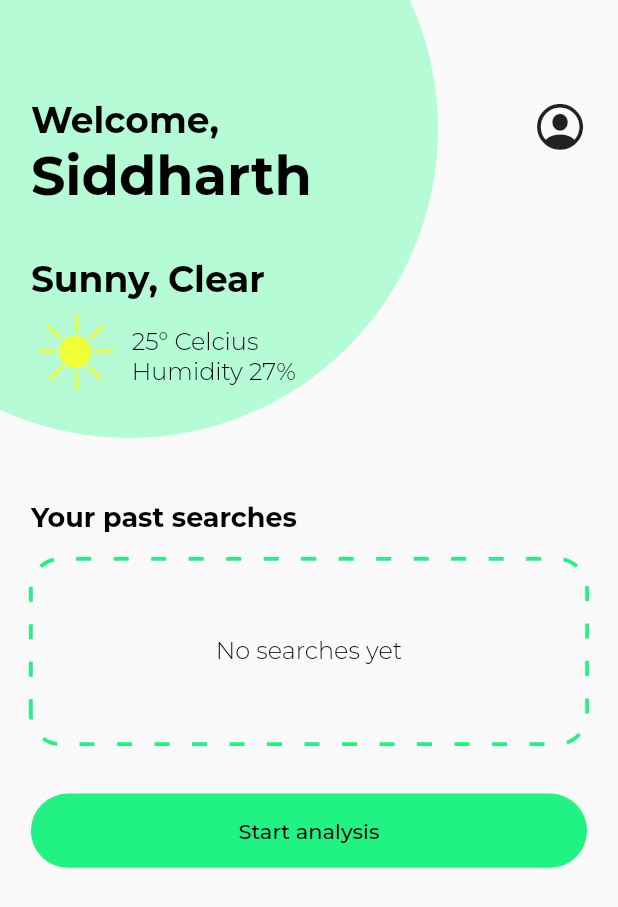
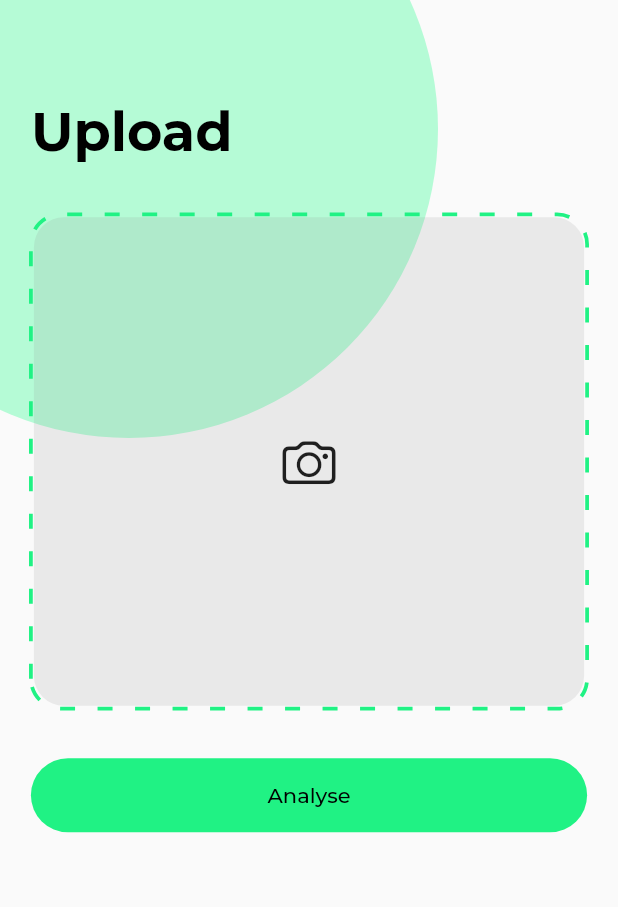
Before and after one commit to s1dd54rt5/chlorophyll, a Flutter app: the Dashboard widget shown alone on an empty page, opened directly, after a tap on "Start analysis", on a phone screen of 412 x 824 dp. Shown: the top 907 px of the screen. Run offline on Flutter 3.47's test engine with Material 2 defaults, Android fonts, the light colour scheme and no system bars; our stand-ins replace dotted_decoration, flutter_svg, get, google_fonts; project files that could hold a hidden picture were left out.

Commit message:
upload screen done

```diff
--- a/chlorophyll/lib/screens/dashboard.dart
+++ b/chlorophyll/lib/screens/dashboard.dart
@@ -2,6 +2,7 @@ import 'package:chlorophyll/constants/svgConst.dart';
 import 'package:chlorophyll/constants/theme.dart';
 import 'package:chlorophyll/helpers/size.dart';
 import 'package:chlorophyll/screens/profile.dart';
+import 'package:chlorophyll/screens/upload.dart';
 import 'package:chlorophyll/widgets/button.dart';
 import 'package:dotted_decoration/dotted_decoration.dart';
 import 'package:flutter/cupertino.dart';
@@ -137,7 +138,9 @@ class _DashboardState extends State<Dashboard> {
               ),
               CustomButton(
                 title: "Start analysis",
-                onButtonPressed: () {},
+                onButtonPressed: () {
+                  Get.to(() => Upload());
+                },
               )
             ],
           ),
--- a/chlorophyll/lib/screens/landingScreen.dart
+++ b/chlorophyll/lib/screens/landingScreen.dart
@@ -28,7 +28,7 @@ class _LandingScreenState extends State<LandingScreen> {
         backgroundColor: Colors.white,
         bottomNavigationBar: BottomNavigationBar(
           backgroundColor: Colors.white,
-          elevation: 0,
+          elevation: 8,
           selectedItemColor: primaryGreen,
           unselectedItemColor: grey,
           showUnselectedLabels: true,
--- a/chlorophyll/lib/screens/profile.dart
+++ b/chlorophyll/lib/screens/profile.dart
@@ -102,7 +102,7 @@ class _ProfileState extends State<Profile> {
                   height: s.hHelper(4),
                 ),
                 CustomButton(
-                  title: "Log out",
+                  title: "Log Out",
                   onButtonPressed: () {},
                 )
               ],
--- /dev/null
+++ b/chlorophyll/lib/screens/upload.dart
@@ -0,0 +1,99 @@
+import 'package:chlorophyll/constants/theme.dart';
+import 'package:chlorophyll/helpers/size.dart';
+import 'package:chlorophyll/widgets/button.dart';
+import 'package:dotted_decoration/dotted_decoration.dart';
+import 'package:flutter/cupertino.dart';
+import 'package:flutter/material.dart';
+
+class Upload extends StatefulWidget {
+  @override
+  _UploadState createState() => _UploadState();
+}
+
+class _UploadState extends State<Upload> {
+  @override
+  Widget build(BuildContext context) {
+    SizeHelper s = SizeHelper(context);
+    return Scaffold(
+      body: Stack(
+        children: [
+          Positioned(
+            left: -120,
+            top: -120,
+            child: Container(
+              height: s.hHelper(50),
+              width: s.hHelper(50),
+              decoration: BoxDecoration(
+                color: secondaryGreen,
+                borderRadius: BorderRadius.circular(1000),
+              ),
+            ),
+          ),
+          Padding(
+            padding: EdgeInsets.symmetric(
+              horizontal: s.wHelper(5),
+            ),
+            child: Column(
+              crossAxisAlignment: CrossAxisAlignment.start,
+              children: [
+                SizedBox(
+                  height: s.hHelper(8),
+                ),
+                Text(
+                  "Upload",
+                  style: bigTextBold,
+                ),
+                SizedBox(
+                  height: s.hHelper(4),
+                ),
+                Container(
+                  height: s.hHelper(40),
+                  width: double.infinity,
+                  decoration: DottedDecoration(
+                    dash: [10, 15],
+                    shape: Shape.box,
+                    borderRadius: BorderRadius.circular(20),
+                    color: primaryGreen,
+                    strokeWidth: 2.5,
+                  ),
+                  alignment: Alignment.center,
+                  child: Stack(
+                    children: [
+                      Opacity(
+                        opacity: 0.15,
+                        child: Container(
+                          height: double.infinity,
+                          width: double.infinity,
+                          margin: EdgeInsets.all(2),
+                          decoration: BoxDecoration(
+                            borderRadius: BorderRadius.circular(20),
+                            color: grey,
+                          ),
+                        ),
+                      ),
+                      Container(
+                        height: double.infinity,
+                        width: double.infinity,
+                        child: Icon(
+                          CupertinoIcons.camera,
+                          size: 36,
+                        ),
+                      ),
+                    ],
+                  ),
+                ),
+                SizedBox(
+                  height: s.hHelper(4),
+                ),
+                CustomButton(
+                  title: "Analyse",
+                  onButtonPressed: () {},
+                )
+              ],
+            ),
+          ),
+        ],
+      ),
+    );
+  }
+}
```
